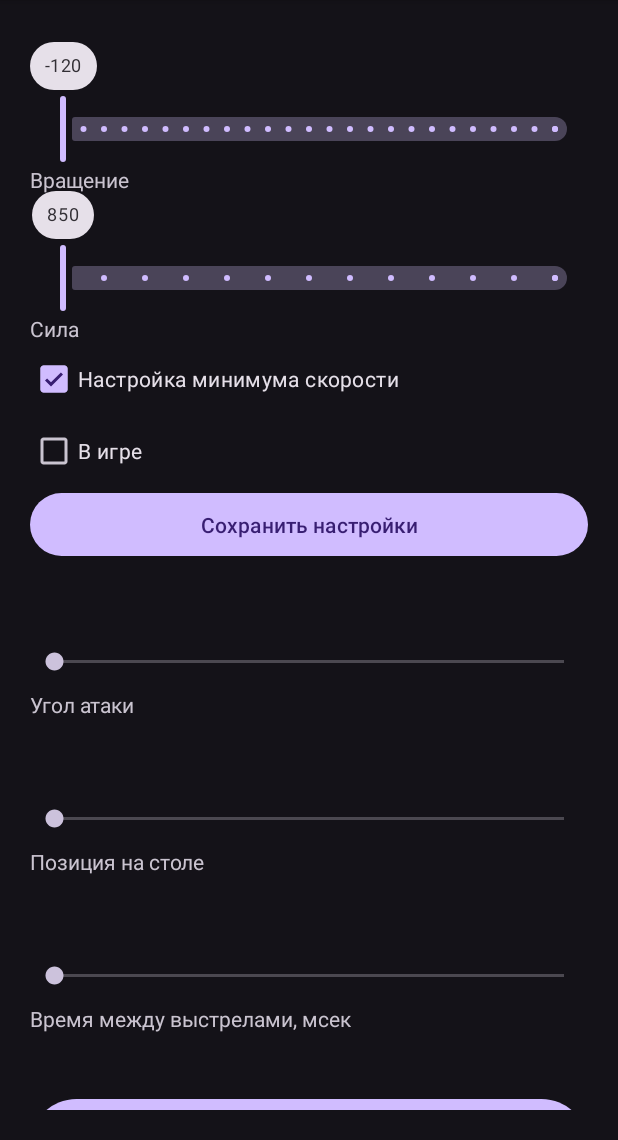
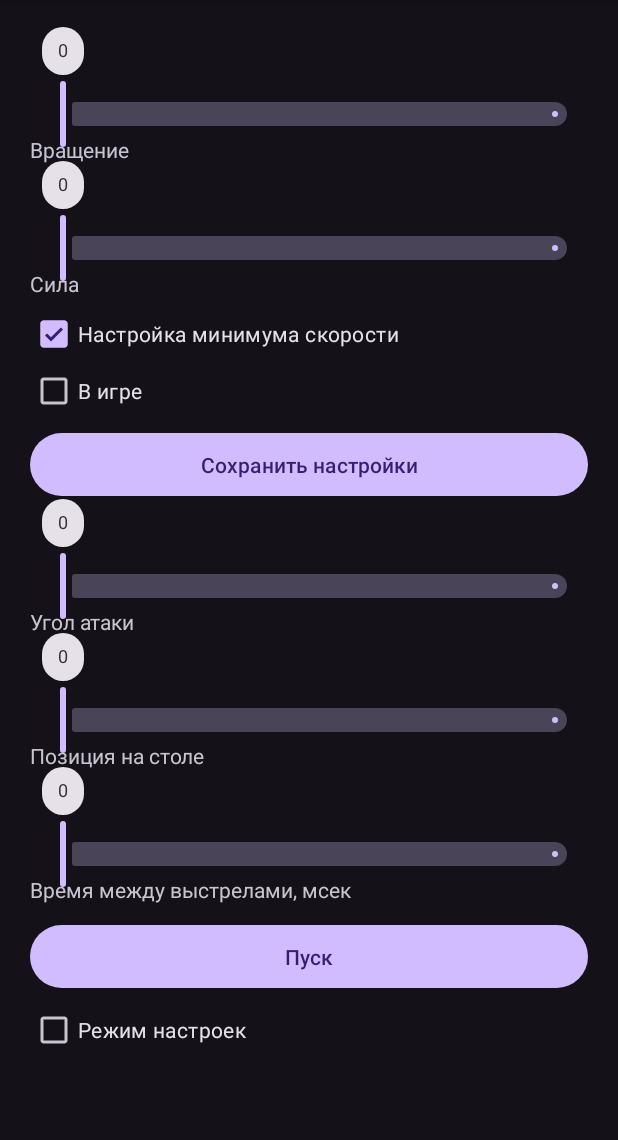
Before and after one commit to Pomah1982/android_robot_app, an Android app: the screen it shows after launch (MainActivity), on a phone screen of 412 x 824 dp, the part 96-1236 px from its top. Run offline under Robolectric (Android 15) with nearby library versions, the phone set to English and light mode, and no system bars.

Commit message:
правки ошибок - не открывалось приложение, корректировка установки первоначальных значений

```diff
--- a/app/src/main/AndroidManifest.xml
+++ b/app/src/main/AndroidManifest.xml
@@ -11,6 +11,11 @@
     <uses-permission android:name="android.permission.ACCESS_COARSE_LOCATION"/>
     <uses-permission android:name="android.permission.ACCESS_BACKGROUND_LOCATION" />
     <uses-permission android:name="android.permission.BLUETOOTH_CONNECT"/>
+    <uses-permission android:name="android.permission.BLUETOOTH_CONNECTED" />
+<!--    <uses-permission android:name="com.android.bluetooth.BluetoothAdapter"
+        android:permission="android.permission.ACCESS_COARSE_LOCATION"
+        android:protectionLevel="signature"
+        tools:ignore="InvalidPermission" />-->
 
     <uses-permission android:name="android.permission.BLUETOOTH_SCAN" />
 
--- a/app/src/main/java/com/example/a01_android_robot/DeviceListAdapter.java
+++ b/app/src/main/java/com/example/a01_android_robot/DeviceListAdapter.java
@@ -1,5 +1,6 @@
 package com.example.a01_android_robot;
 
+import android.app.Activity;
 import android.bluetooth.BluetoothDevice;
 import android.content.Context;
 import android.content.pm.PackageManager;
@@ -16,6 +17,7 @@ import androidx.core.app.ActivityCompat;
 import java.util.ArrayList;
 
 public class DeviceListAdapter extends ArrayAdapter<BluetoothDevice> {
+    private static final int PERMISSION_REQUEST_CODE = 111111;
     private LayoutInflater mLayoutInflater;
     private int mResourceView;
     public ArrayList<BluetoothDevice> mDevices = new ArrayList<>();
@@ -44,7 +46,7 @@ public class DeviceListAdapter extends ArrayAdapter<BluetoothDevice> {
             //                                          int[] grantResults)
             // to handle the case where the user grants the permission. See the documentation
             // for ActivityCompat#requestPermissions for more details.
-            return null;
+            ActivityCompat.requestPermissions((Activity) this.getContext(), new String[]{android.Manifest.permission.BLUETOOTH_CONNECT}, PERMISSION_REQUEST_CODE);
         }
         tvName.setText(device.getName());
         tvAddress.setText(device.getAddress());
--- a/app/src/main/res/layout/activity_main.xml
+++ b/app/src/main/res/layout/activity_main.xml
@@ -16,12 +16,9 @@
             android:id="@+id/spinSlider"
             android:layout_width="match_parent"
             android:layout_height="wrap_content"
-            android:layout_marginTop="10dp"
             android:contentDescription="spinSlider"
-            android:stepSize="10"
-            android:valueFrom="-120"
-            android:valueTo="120"
-            app:labelBehavior="visible" />
+            app:labelBehavior="visible"
+            android:layout_marginBottom="-10dp"/>
 
         <TextView
             android:id="@+id/spinLabel"
@@ -34,15 +31,8 @@
             android:layout_width="wrap_content"
             android:layout_height="wrap_content"
             android:contentDescription="speedSlider"
-            android:stepSize="10"
-            android:valueFrom="850"
-            android:valueTo="970"
             app:labelBehavior="visible"
-            app:layout_constraintEnd_toEndOf="parent"
-            app:layout_constraintHeight_default="wrap"
-            app:layout_constraintStart_toStartOf="parent"
-            app:layout_constraintTop_toTopOf="parent"
-            app:layout_constraintWidth_default="wrap" />
+            android:layout_marginBottom="-10dp"/>
 
         <TextView
             android:id="@+id/speedLimitsLabel"
@@ -55,7 +45,8 @@
             android:layout_width="wrap_content"
             android:layout_height="wrap_content"
             android:checked="true"
-            android:text="Настройка минимума скорости" />
+            android:text="Настройка минимума скорости"
+            android:layout_marginBottom="-10dp"/>
 
         <CheckBox
             android:id="@+id/is_used"
@@ -69,56 +60,13 @@
             android:layout_height="50dp"
             android:text="Сохранить настройки" />
 
-        <!--        <TextView
-            android:id="@+id/speed_1"
-            android:layout_width="265dp"
+        <com.google.android.material.slider.Slider
+            android:id="@+id/angle"
+            android:layout_width="wrap_content"
             android:layout_height="wrap_content"
-            android:padding="10dp"
-            android:textSize="20sp" />
-
-        <SeekBar
-            android:id="@+id/motor_1"
-            android:layout_width="match_parent"
-            android:layout_height="wrap_content"
-            android:padding="10dp"/>
-
-        <TextView
-            android:id="@+id/textView5"
-            android:layout_width="match_parent"
-            android:layout_height="wrap_content"
-            android:text="Верхний мотор" />
-
-        <TextView
-            android:id="@+id/speed_2"
-            android:layout_width="match_parent"
-            android:layout_height="wrap_content"
-            android:padding="10dp"
-            android:textSize="20sp"/>
-
-        <SeekBar
-            android:id="@+id/motor_2"
-            android:layout_width="match_parent"
-            android:layout_height="wrap_content"
-            android:padding="10dp"/>
-
-        <TextView
-            android:id="@+id/textView6"
-            android:layout_width="match_parent"
-            android:layout_height="wrap_content"
-            android:text="Нижний мотор" />-->
-
-        <TextView
-            android:id="@+id/angle_val"
-            android:layout_width="match_parent"
-            android:layout_height="wrap_content"
-            android:padding="10dp"
-            android:textSize="20sp" />
-
-        <SeekBar
-            android:id="@+id/angle"
-            android:layout_width="match_parent"
-            android:layout_height="wrap_content"
-            android:padding="10dp" />
+            android:contentDescription="speedSlider"
+            app:labelBehavior="visible"
+            android:layout_marginBottom="-10dp"/>
 
         <TextView
             android:id="@+id/textView7"
@@ -126,38 +74,26 @@
             android:layout_height="wrap_content"
             android:text="Угол атаки" />
 
-        <TextView
-            android:id="@+id/position_val"
-            android:layout_width="match_parent"
+        <com.google.android.material.slider.Slider
+            android:id="@+id/position"
+            android:layout_width="wrap_content"
             android:layout_height="wrap_content"
-            android:padding="10dp"
-            android:textSize="20sp" />
-
-        <SeekBar
-            android:id="@+id/position"
-            android:layout_width="match_parent"
-            android:layout_height="wrap_content"
-            android:padding="10dp" />
-
+            android:contentDescription="speedSlider"
+            app:labelBehavior="visible"
+            android:layout_marginBottom="-10dp"/>
         <TextView
             android:id="@+id/textView8"
             android:layout_width="match_parent"
             android:layout_height="wrap_content"
             android:text="Позиция на столе" />
 
-        <TextView
-            android:id="@+id/time_val"
-            android:layout_width="match_parent"
+        <com.google.android.material.slider.Slider
+            android:id="@+id/time"
+            android:layout_width="wrap_content"
             android:layout_height="wrap_content"
-            android:padding="10dp"
-            android:textSize="20sp" />
-
-        <SeekBar
-            android:id="@+id/time"
-            android:layout_width="match_parent"
-            android:layout_height="wrap_content"
-            android:padding="10dp" />
-
+            android:contentDescription="speedSlider"
+            app:labelBehavior="visible"
+             android:layout_marginBottom="-10dp"/>
         <TextView
             android:id="@+id/textView9"
             android:layout_width="match_parent"
@@ -167,8 +103,8 @@
         <Button
             android:id="@+id/pushBtn"
             android:layout_width="match_parent"
-            android:layout_height="70dp"
-            android:layout_marginTop="40dp"
+            android:layout_height="50dp"
+            android:layout_marginTop="10dp"
             android:text="Пуск" />
 
         <CheckBox
```
Also changed, not shown: app/src/main/java/com/example/a01_android_robot/MainActivity.java (+101 -102 lines).
